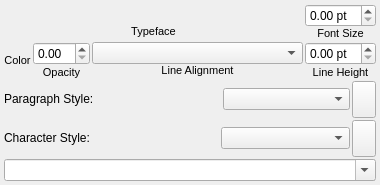
Old version of the form scribus/ui/propertywidget_textbase.ui in the repository nitramr/scribus.
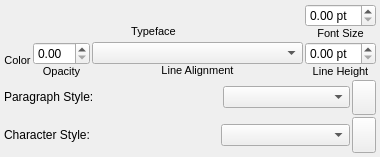
New version of the form. Icons and pictures are not drawn. Custom widgets are drawn as their Qt base class.

The edit to the form file:
```diff
--- a/scribus/ui/propertywidget_textbase.ui
+++ b/scribus/ui/propertywidget_textbase.ui
@@ -7,7 +7,7 @@
     <x>0</x>
     <y>0</y>
     <width>380</width>
-    <height>185</height>
+    <height>157</height>
    </rect>
   </property>
   <property name="sizePolicy">
@@ -388,16 +388,6 @@
      </item>
     </layout>
    </item>
-   <item>
-    <widget class="QComboBox" name="langCombo">
-     <property name="toolTip">
-      <string>Text Language</string>
-     </property>
-     <property name="editable">
-      <bool>true</bool>
-     </property>
-    </widget>
-   </item>
   </layout>
  </widget>
  <customwidgets>
```
